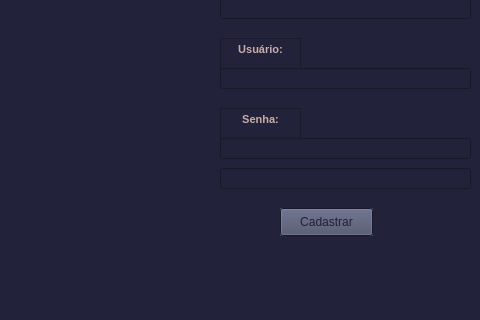
Before: the Qt Designer form src/assets/cadastro.ui in mfernandaribeiro/Jogo_EngSoftware, drawn with Qt 5; both pictures show x 0 to 480 and y 132 to 452 of the 686 by 452 pixel window.
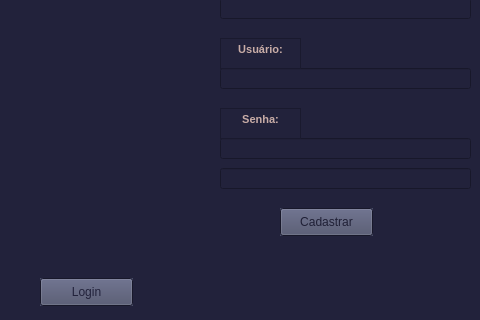
After: the same form once the commit is applied.

```diff
--- a/src/assets/cadastro.ui
+++ b/src/assets/cadastro.ui
@@ -1325,6 +1325,192 @@
     <string>Cadastrar</string>
    </property>
   </widget>
+  <widget class="QPushButton" name="pushButton_6">
+   <property name="geometry">
+    <rect>
+     <x>40</x>
+     <y>410</y>
+     <width>93</width>
+     <height>28</height>
+    </rect>
+   </property>
+   <property name="palette">
+    <palette>
+     <active>
+      <colorrole role="Midlight">
+       <brush brushstyle="SolidPattern">
+        <color alpha="255">
+         <red>74</red>
+         <green>78</green>
+         <blue>105</blue>
+        </color>
+       </brush>
+      </colorrole>
+      <colorrole role="BrightText">
+       <brush brushstyle="SolidPattern">
+        <color alpha="255">
+         <red>74</red>
+         <green>78</green>
+         <blue>105</blue>
+        </color>
+       </brush>
+      </colorrole>
+      <colorrole role="ButtonText">
+       <brush brushstyle="SolidPattern">
+        <color alpha="255">
+         <red>33</red>
+         <green>33</green>
+         <blue>58</blue>
+        </color>
+       </brush>
+      </colorrole>
+      <colorrole role="HighlightedText">
+       <brush brushstyle="SolidPattern">
+        <color alpha="255">
+         <red>74</red>
+         <green>78</green>
+         <blue>105</blue>
+        </color>
+       </brush>
+      </colorrole>
+     </active>
+     <inactive>
+      <colorrole role="Midlight">
+       <brush brushstyle="SolidPattern">
+        <color alpha="255">
+         <red>74</red>
+         <green>78</green>
+         <blue>105</blue>
+        </color>
+       </brush>
+      </colorrole>
+      <colorrole role="BrightText">
+       <brush brushstyle="SolidPattern">
+        <color alpha="255">
+         <red>74</red>
+         <green>78</green>
+         <blue>105</blue>
+        </color>
+       </brush>
+      </colorrole>
+      <colorrole role="ButtonText">
+       <brush brushstyle="SolidPattern">
+        <color alpha="255">
+         <red>33</red>
+         <green>33</green>
+         <blue>58</blue>
+        </color>
+       </brush>
+      </colorrole>
+      <colorrole role="HighlightedText">
+       <brush brushstyle="SolidPattern">
+        <color alpha="255">
+         <red>74</red>
+         <green>78</green>
+         <blue>105</blue>
+        </color>
+       </brush>
+      </colorrole>
+     </inactive>
+     <disabled>
+      <colorrole role="Midlight">
+       <brush brushstyle="SolidPattern">
+        <color alpha="255">
+         <red>74</red>
+         <green>78</green>
+         <blue>105</blue>
+        </color>
+       </brush>
+      </colorrole>
+      <colorrole role="BrightText">
+       <brush brushstyle="SolidPattern">
+        <color alpha="255">
+         <red>74</red>
+         <green>78</green>
+         <blue>105</blue>
+        </color>
+       </brush>
+      </colorrole>
+      <colorrole role="ButtonText">
+       <brush brushstyle="SolidPattern">
+        <color alpha="255">
+         <red>74</red>
+         <green>78</green>
+         <blue>105</blue>
+        </color>
+       </brush>
+      </colorrole>
+      <colorrole role="HighlightedText">
+       <brush brushstyle="SolidPattern">
+        <color alpha="255">
+         <red>74</red>
+         <green>78</green>
+         <blue>105</blue>
+        </color>
+       </brush>
+      </colorrole>
+     </disabled>
+    </palette>
+   </property>
+   <property name="autoFillBackground">
+    <bool>true</bool>
+   </property>
+   <property name="text">
+    <string>Login</string>
+   </property>
+  </widget>
+  <widget class="QLabel" name="label_7">
+   <property name="geometry">
+    <rect>
+     <x>300</x>
+     <y>110</y>
+     <width>55</width>
+     <height>16</height>
+    </rect>
+   </property>
+   <property name="text">
+    <string>TextLabel</string>
+   </property>
+  </widget>
+  <widget class="QLabel" name="label_8">
+   <property name="geometry">
+    <rect>
+     <x>310</x>
+     <y>250</y>
+     <width>55</width>
+     <height>16</height>
+    </rect>
+   </property>
+   <property name="text">
+    <string>TextLabel</string>
+   </property>
+  </widget>
+  <widget class="QLabel" name="label_5">
+   <property name="geometry">
+    <rect>
+     <x>320</x>
+     <y>80</y>
+     <width>55</width>
+     <height>16</height>
+    </rect>
+   </property>
+   <property name="text">
+    <string>TextLabel</string>
+   </property>
+  </widget>
+  <widget class="QLabel" name="label_6">
+   <property name="geometry">
+    <rect>
+     <x>310</x>
+     <y>180</y>
+     <width>55</width>
+     <height>16</height>
+    </rect>
+   </property>
+   <property name="text">
+    <string>TextLabel</string>
+   </property>
+  </widget>
  </widget>
  <resources/>
  <connections/>
```
